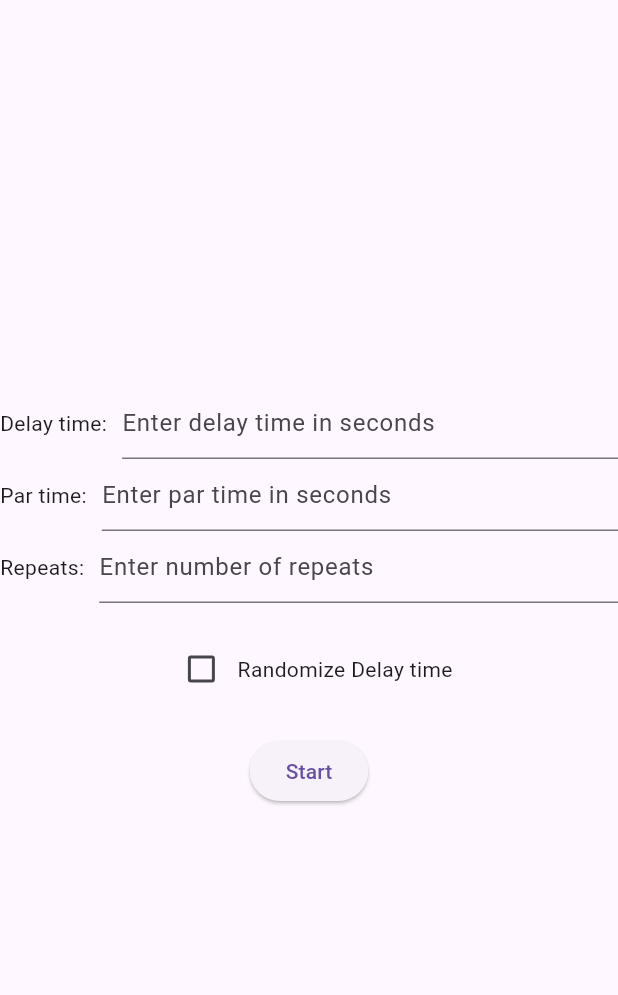
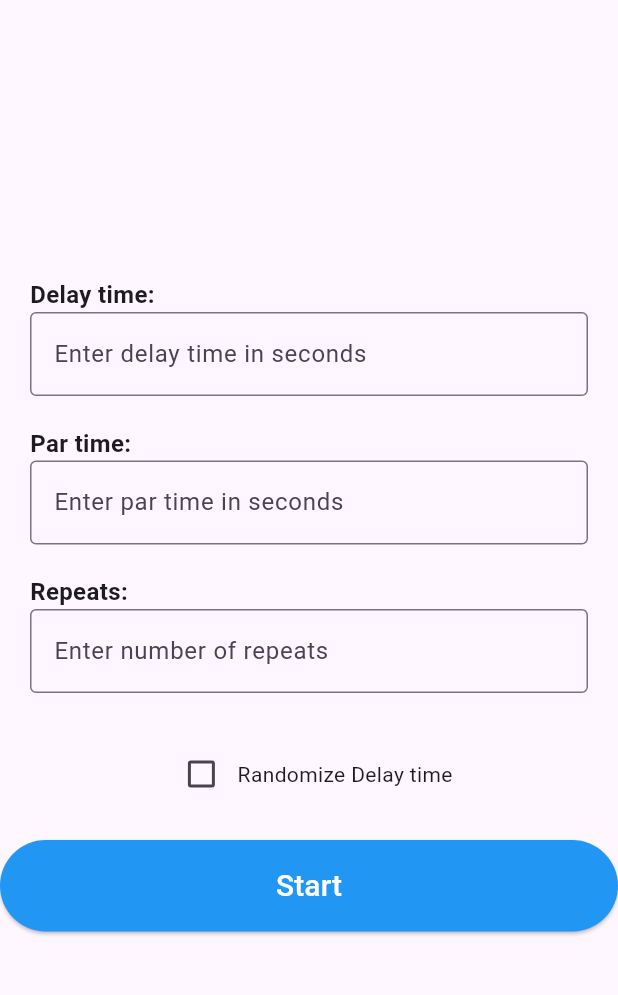
Before and after one commit to looolw12/practice-, a Flutter app: the screen it shows after launch, on a phone screen of 412 x 824 dp, the part 63-1058 px from its top. Run offline on Flutter 3.47's test engine with Material 3 defaults, Android fonts, the phone set to English and light mode, and no system bars; our stand-ins replace just_audio.

Commit message:
Add code style and fix interface

```diff
--- a/lib/main.dart
+++ b/lib/main.dart
@@ -1,5 +1,5 @@
 import 'package:flutter/material.dart';
-import 'widgets/audio_timer.dart';
+import 'widgets/audio_timer.dart'; // Import the AudioTimer widget
 
 void main() {
   runApp(MyApp());
@@ -13,7 +13,7 @@ class MyApp extends StatelessWidget {
       theme: ThemeData(
         primarySwatch: Colors.blue,
       ),
-      home: AudioTimer(),
+      home: AudioTimer(), // Set AudioTimer as the home widget
     );
   }
 }
--- a/lib/widgets/audio_controls.dart
+++ b/lib/widgets/audio_controls.dart
@@ -6,16 +6,32 @@ class AudioControls extends StatelessWidget {
   final Function() startTimer;
 
   const AudioControls({
+    Key? key,
     required this.isRunning,
     required this.stopTimer,
     required this.startTimer,
-  });
+  }) : super(key: key);
 
   @override
   Widget build(BuildContext context) {
-    return ElevatedButton(
-      onPressed: isRunning ? stopTimer : startTimer,
-      child: Text(isRunning ? 'Stop' : 'Start'),
+    return SizedBox(
+      width: double.infinity, // Make button as wide as its parent
+      child: ElevatedButton(
+        onPressed: isRunning ? stopTimer : startTimer,
+        style: ElevatedButton.styleFrom(
+          primary: Colors.blue, // Set button color to blue
+        ),
+        child: Padding(
+          padding: const EdgeInsets.all(16.0), // Add padding to the button text
+          child: Text(
+            isRunning ? 'Stop' : 'Start',
+            style: const TextStyle(
+              fontSize: 20, // Increase font size for better visibility
+              color: Colors.white, // Set text color to white
+            ),
+          ),
+        ),
+      ),
     );
   }
 }
--- a/lib/widgets/audio_timer.dart
+++ b/lib/widgets/audio_timer.dart
@@ -1,8 +1,8 @@
 import 'dart:async';
 import 'package:flutter/material.dart';
 import 'package:just_audio/just_audio.dart';
-import 'audio_controls.dart';
-import 'text_fields.dart';
+import 'audio_controls.dart'; // Import the AudioControls widget
+import 'text_fields.dart'; // Import the TextFields widget
 
 class AudioTimer extends StatefulWidget {
   @override
@@ -14,7 +14,7 @@ class _AudioTimerState extends State<AudioTimer> {
   TextEditingController delayController = TextEditingController();
   TextEditingController parController = TextEditingController();
   TextEditingController repeatsController = TextEditingController();
-  bool randomizeDelay = false;
+  bool randomizeDelay = false; // Flag to randomize delay time
   Timer? _timer;
   int _currentRepeat = 0;
   bool _isRunning = false;
@@ -40,16 +40,16 @@ class _AudioTimerState extends State<AudioTimer> {
           child: Column(
             mainAxisAlignment: MainAxisAlignment.center,
             children: [
-              TextFields(
+              TextFields( // Render the text input fields
                 delayController: delayController,
                 parController: parController,
                 repeatsController: repeatsController,
                 randomizeDelay: randomizeDelay,
                 isRunning: _isRunning,
-                onRandomizeDelayChanged: _onRandomizeDelayChanged,
+                onRandomizeDelayChanged: _onRandomizeDelayChanged, // Callback function for randomize delay checkbox
               ),
               const SizedBox(height: 20),
-              AudioControls(
+              AudioControls( // Render the start/stop button
                 isRunning: _isRunning,
                 stopTimer: _stopTimer,
                 startTimer: _startTimer,
@@ -76,13 +76,13 @@ class _AudioTimerState extends State<AudioTimer> {
     }
 
     _timer = Timer.periodic(Duration(seconds: delayTime), (timer) {
-      if (randomizeDelay) {
-        final randomOffset = delayTime ~/ 4; // 25% от delayTime
-        final randomDelay = randomOffset !=0
-          ? delayTime - randomOffset + (2 * randomOffset * DateTime.now().microsecondsSinceEpoch % randomOffset) ~/ 1000000
-          : delayTime;
+      if (randomizeDelay) { // Check if randomize delay flag is enabled
+        final randomOffset = delayTime ~/ 4;
+        final randomDelay = randomOffset != 0
+            ? delayTime - randomOffset + (2 * randomOffset * DateTime.now().microsecondsSinceEpoch % randomOffset) ~/ 1000000
+            : delayTime;
         timer.cancel();
-        _timer = Timer.periodic(Duration(seconds: randomDelay), _timerCallback);
+        _timer = Timer.periodic(Duration(seconds: randomDelay), _timerCallback); // Set a timer with randomized delay
       } else {
         _timerCallback(timer);
       }
@@ -122,9 +122,9 @@ class _AudioTimerState extends State<AudioTimer> {
     }
   }
 
-  void _onRandomizeDelayChanged(bool? value) {
+  void _onRandomizeDelayChanged(bool? value) { // Callback function for randomize delay checkbox
     setState(() {
-      randomizeDelay = value ?? false;
+      randomizeDelay = value ?? false; // Update randomizeDelay flag
     });
   }
 }
--- a/lib/widgets/text_fields.dart
+++ b/lib/widgets/text_fields.dart
@@ -8,66 +8,35 @@ class TextFields extends StatelessWidget {
   final bool isRunning;
   final void Function(bool?)? onRandomizeDelayChanged;
 
-  TextFields({
+  const TextFields({
+    Key? key,
     required this.delayController,
     required this.parController,
     required this.repeatsController,
     required this.randomizeDelay,
     required this.isRunning,
     required this.onRandomizeDelayChanged,
-  });
+  }) : super(key: key);
 
   @override
   Widget build(BuildContext context) {
     return Column(
+      crossAxisAlignment: CrossAxisAlignment.center,
       children: [
-        Row(
-          mainAxisAlignment: MainAxisAlignment.center,
-          children: [
-            const Text('Delay time:'),
-            const SizedBox(width: 10),
-            Flexible(
-              child: TextField(
-                controller: delayController,
-                keyboardType: TextInputType.number,
-                decoration: const InputDecoration(
-                  hintText: 'Enter delay time in seconds',
-                ),
-              ),
-            ),
-          ],
+        _buildTextField(
+          label: 'Delay time:',
+          hintText: 'Enter delay time in seconds',
+          controller: delayController,
         ),
-        Row(
-          mainAxisAlignment: MainAxisAlignment.center,
-          children: [
-            const Text('Par time:'),
-            const SizedBox(width: 10),
-            Flexible(
-              child: TextField(
-                controller: parController,
-                keyboardType: TextInputType.number,
-                decoration: const InputDecoration(
-                  hintText: 'Enter par time in seconds',
-                ),
-              ),
-            ),
-          ],
+        _buildTextField(
+          label: 'Par time:',
+          hintText: 'Enter par time in seconds',
+          controller: parController,
         ),
-        Row(
-          mainAxisAlignment: MainAxisAlignment.center,
-          children: [
-            const Text('Repeats:'),
-            const SizedBox(width: 10),
-            Flexible(
-              child: TextField(
-                controller: repeatsController,
-                keyboardType: TextInputType.number,
-                decoration: const InputDecoration(
-                  hintText: 'Enter number of repeats',
-                ),
-              ),
-            ),
-          ],
+        _buildTextField(
+          label: 'Repeats:',
+          hintText: 'Enter number of repeats',
+          controller: repeatsController,
         ),
         const SizedBox(height: 20),
         Row(
@@ -83,4 +52,34 @@ class TextFields extends StatelessWidget {
       ],
     );
   }
+
+  Widget _buildTextField({
+    required String label,
+    required String hintText,
+    required TextEditingController controller,
+  }) {
+    return Padding(
+      padding: const EdgeInsets.symmetric(horizontal: 20, vertical: 10),
+      child: Column(
+        crossAxisAlignment: CrossAxisAlignment.start,
+        children: [
+          Text(
+            label,
+            style: const TextStyle(
+              fontWeight: FontWeight.bold,
+              fontSize: 16, // Adjust font size as necessary
+            ),
+          ),
+          TextField(
+            controller: controller,
+            keyboardType: TextInputType.number,
+            decoration: InputDecoration(
+              hintText: hintText,
+              border: const OutlineInputBorder(),
+            ),
+          ),
+        ],
+      ),
+    );
+  }
 }
```
